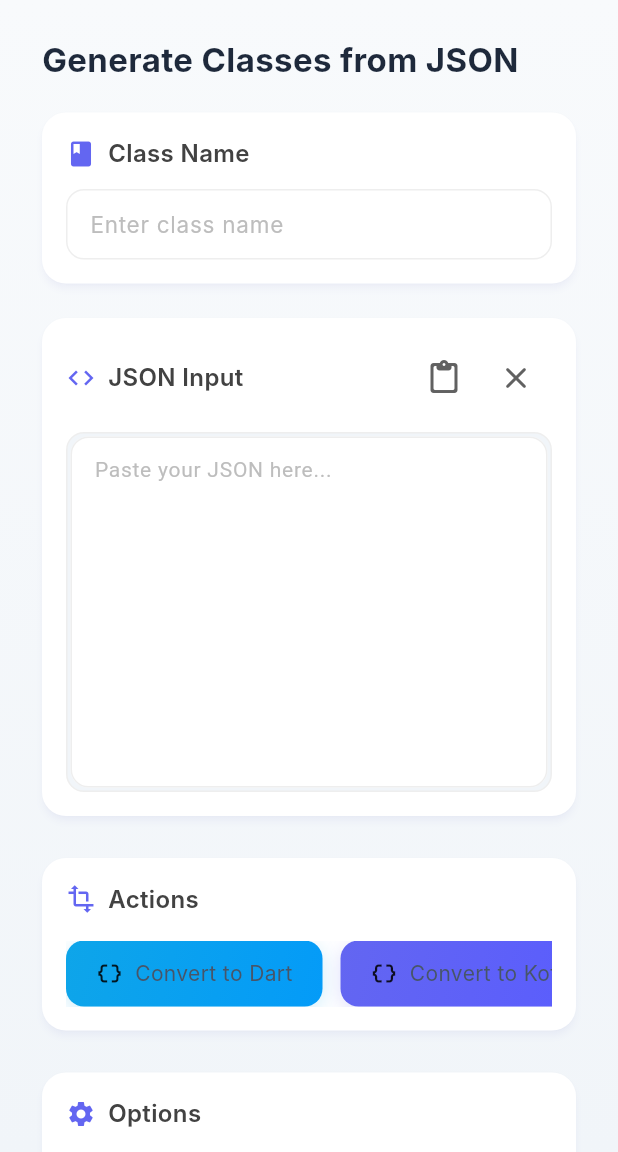
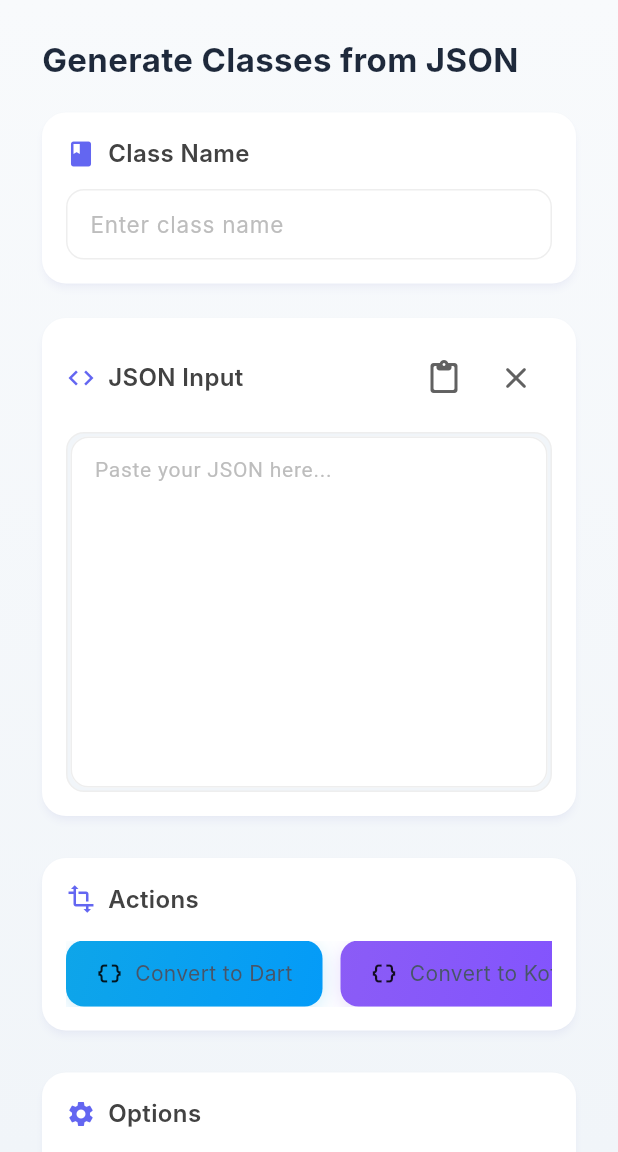
Before and after one commit to moriesdeo/convert_json_to_dart, a Flutter app: the screen it shows after launch, on a phone screen of 412 x 824 dp, the part 84-1236 px from its top. Run offline on Flutter 3.47's test engine with Material 3 defaults, Android fonts, the phone set to English and light mode, and no system bars; missing offline and left inert: flutter_json_viewer; Roboto replaces fonts that are missing (Inter, JetBrains Mono).

Commit message:
**Updated application theme and dependency versions**
- Enhanced the application theme with new colors, typography, and input styles.
- Upgraded `pubspec.lock` dependencies for compatibility and performance.

```diff
--- a/lib/component/SingleChoiceCheckBoxList.dart
+++ b/lib/component/SingleChoiceCheckBoxList.dart
@@ -1,5 +1,4 @@
 import 'package:flutter/material.dart';
-import '../constants/app_colors.dart';
 
 class SingleChoiceCheckBoxList extends StatefulWidget {
   final List<String> options;
@@ -39,10 +38,10 @@ class _SingleChoiceCheckBoxListState extends State<SingleChoiceCheckBoxList> {
               duration: const Duration(milliseconds: 200),
               curve: Curves.easeInOut,
               decoration: BoxDecoration(
-                color: isSelected ? AppColors.primary.withOpacity(0.08) : AppColors.cardBackground,
+                color: isSelected ? const Color(0xFF6366F1).withOpacity(0.08) : Colors.white,
                 border: Border.all(
                   color: isSelected
-                      ? AppColors.primary
+                      ? const Color(0xFF6366F1)
                       : Colors.grey.shade300,
                   width: isSelected ? 2 : 1,
                 ),
@@ -50,7 +49,7 @@ class _SingleChoiceCheckBoxListState extends State<SingleChoiceCheckBoxList> {
                 boxShadow: [
                   if (isSelected)
                     BoxShadow(
-                      color: AppColors.primary.withOpacity(0.12),
+                      color: const Color(0xFF6366F1).withOpacity(0.12),
                       blurRadius: 8,
                       offset: const Offset(0, 2),
                     ),
@@ -69,12 +68,12 @@ class _SingleChoiceCheckBoxListState extends State<SingleChoiceCheckBoxList> {
                       shape: BoxShape.circle,
                       border: Border.all(
                         color: isSelected
-                            ? AppColors.primary
+                            ? const Color(0xFF6366F1)
                             : Colors.grey.shade400,
                         width: 2,
                       ),
                       color: isSelected
-                          ? AppColors.primary
+                          ? const Color(0xFF6366F1)
                           : Colors.transparent,
                     ),
                     child: isSelected
@@ -90,8 +89,8 @@ class _SingleChoiceCheckBoxListState extends State<SingleChoiceCheckBoxList> {
                       fontWeight: isSelected ? FontWeight.bold : FontWeight.w500,
                       fontSize: 15,
                       color: isSelected
-                          ? AppColors.primary
-                          : AppColors.bodyText,
+                          ? const Color(0xFF6366F1)
+                          : const Color(0xFF334155),
                       letterSpacing: 0.2,
                     ),
                   ),
--- a/lib/home_page.dart
+++ b/lib/home_page.dart
@@ -10,7 +10,6 @@ import 'package:flutter/material.dart';
 import 'package:flutter/services.dart';
 
 import 'component/SingleChoiceCheckBoxList.dart';
-import 'constants/app_colors.dart';
 import 'json_to_dart.dart';
 
 class MyHomePage extends StatefulWidget {
@@ -111,12 +110,12 @@ class _MyHomePageState extends State<MyHomePage> {
   @override
   Widget build(BuildContext context) {
     return Scaffold(
-        backgroundColor: AppColors.scaffoldBackground,
+        backgroundColor: const Color(0xFFF8FAFC),
         appBar: AppBar(
           flexibleSpace: Container(
             decoration: const BoxDecoration(
               gradient: LinearGradient(
-                colors: AppColors.primaryGradient,
+                colors: [Color(0xFF6366F1), Color(0xFF8B5CF6)],
                 begin: Alignment.topLeft,
                 end: Alignment.bottomRight,
               ),
@@ -167,8 +166,8 @@ class _MyHomePageState extends State<MyHomePage> {
                 begin: Alignment.topCenter,
                 end: Alignment.bottomCenter,
                 colors: [
-                  AppColors.scaffoldBackground,
-                  AppColors.inputBackground,
+                  Color(0xFFF8FAFC),
+                  Color(0xFFF1F5F9),
                 ],
               ),
             ),
@@ -186,7 +185,7 @@ class _MyHomePageState extends State<MyHomePage> {
                         style: TextStyle(
                           fontSize: 22,
                           fontWeight: FontWeight.bold,
-                          color: AppColors.titleText,
+                          color: Color(0xFF1E293B),
                         ),
                       ),
                     ),
@@ -202,7 +201,7 @@ class _MyHomePageState extends State<MyHomePage> {
                             Row(
                               children: [
                                 const Icon(Icons.class_,
-                                    size: 20, color: AppColors.primary),
+                                    size: 20, color: Color(0xFF6366F1)),
                                 const SizedBox(width: 8),
                                 Text(
                                   'Class Name',
@@ -237,7 +236,7 @@ class _MyHomePageState extends State<MyHomePage> {
                                 Row(
                                   children: [
                                     const Icon(Icons.code,
-                                        size: 20, color: AppColors.primary),
+                                        size: 20, color: Color(0xFF6366F1)),
                                     const SizedBox(width: 8),
                                     Text(
                                       'JSON Input',
@@ -272,7 +271,7 @@ class _MyHomePageState extends State<MyHomePage> {
                             const SizedBox(height: 12),
                             Container(
                               decoration: BoxDecoration(
-                                color: AppColors.inputBackground,
+                                color: const Color(0xFFF1F5F9),
                                 borderRadius: BorderRadius.circular(12),
                                 border: Border.all(color: Colors.grey.shade200),
                               ),
@@ -305,7 +304,7 @@ class _MyHomePageState extends State<MyHomePage> {
                             Row(
                               children: [
                                 const Icon(Icons.settings,
-                                    size: 20, color: AppColors.primary),
+                                    size: 20, color: Color(0xFF6366F1)),
                                 const SizedBox(width: 8),
                                 Text(
                                   'Options',
@@ -342,7 +341,7 @@ class _MyHomePageState extends State<MyHomePage> {
                             Row(
                               children: [
                                 const Icon(Icons.search,
-                                    size: 20, color: AppColors.primary),
+                                    size: 20, color: Color(0xFF6366F1)),
                                 const SizedBox(width: 8),
                                 Text(
                                   'Search Result',
@@ -360,7 +359,7 @@ class _MyHomePageState extends State<MyHomePage> {
                                 Expanded(
                                   child: Container(
                                     decoration: BoxDecoration(
-                                      color: AppColors.inputBackground,
+                                      color: const Color(0xFFF1F5F9),
                                       borderRadius: BorderRadius.circular(12),
                                       border: Border.all(
                                           color: Colors.grey.shade200),
@@ -440,7 +439,36 @@ class _MyHomePageState extends State<MyHomePage> {
       style: TextStyle(
         fontFamily: codeStyle ? 'JetBrains Mono' : 'Inter',
         fontSize: codeStyle ? 14 : 15,
-        color: AppColors.titleText,
+        color: const Color(0xFF1E293B),
+      ),
+    );
+  }
+
+  Widget _buildModernIconButton(
+      IconData icon, VoidCallback onPressed, String tooltip) {
+    return MouseRegion(
+      cursor: SystemMouseCursors.click,
+      child: Material(
+        color: Colors.transparent,
+        child: Ink(
+          decoration: BoxDecoration(
+            color: Colors.white,
+            borderRadius: BorderRadius.circular(10),
+            boxShadow: [
+              BoxShadow(
+                color: Colors.grey.withOpacity(0.10),
+                blurRadius: 6,
+                offset: const Offset(0, 2),
+              ),
+            ],
+          ),
+          child: IconButton(
+            icon: Icon(icon, color: Colors.blueGrey.shade700),
+            onPressed: onPressed,
+            tooltip: tooltip,
+            splashRadius: 22,
+          ),
+        ),
       ),
     );
   }
@@ -456,7 +484,7 @@ class _MyHomePageState extends State<MyHomePage> {
           children: [
             Row(
               children: [
-                const Icon(Icons.transform, size: 20, color: AppColors.primary),
+                const Icon(Icons.transform, size: 20, color: Color(0xFF6366F1)),
                 const SizedBox(width: 8),
                 Text(
                   'Actions',
@@ -476,7 +504,7 @@ class _MyHomePageState extends State<MyHomePage> {
                   CustomElevatedButton(
                     onPressed: _convertJsonToDart,
                     text: 'Convert to Dart',
-                    backgroundColor: AppColors.syntaxKeyword,
+                    backgroundColor: const Color(0xFF0EA5E9),
                     child: const Row(
                       children: [
                         Icon(Icons.data_object, size: 18),
@@ -489,7 +517,7 @@ class _MyHomePageState extends State<MyHomePage> {
                   CustomElevatedButton(
                     onPressed: _convertJsonToKotlin,
                     text: 'Convert to Kotlin',
-                    backgroundColor: AppColors.focusBorder,
+                    backgroundColor: const Color(0xFF8B5CF6),
                     child: const Row(
                       children: [
                         Icon(Icons.data_object, size: 18),
@@ -502,7 +530,7 @@ class _MyHomePageState extends State<MyHomePage> {
                   CustomElevatedButton(
                     onPressed: _convertJsonToJava,
                     text: 'Convert to Java',
-                    backgroundColor: AppColors.syntaxDefault,
+                    backgroundColor: const Color(0xFFF97316),
                     child: const Row(
                       children: [
                         Icon(Icons.data_object, size: 18),
@@ -515,7 +543,7 @@ class _MyHomePageState extends State<MyHomePage> {
                   CustomElevatedButton(
                     onPressed: _copyToClipboard,
                     text: 'Copy Result',
-                    backgroundColor: AppColors.focusBorder,
+                    backgroundColor: const Color(0xFF6366F1),
                     child: const Row(
                       children: [
                         Icon(Icons.copy, size: 18),
@@ -528,7 +556,7 @@ class _MyHomePageState extends State<MyHomePage> {
                   CustomElevatedButton(
                     onPressed: () => navigateToScreen(
                         context, '', (_) => const JsonFormatterPage()),
-                    backgroundColor: AppColors.secondary,
+                    backgroundColor: const Color(0xFFEC4899),
                     text: 'JSON Formatter',
                     child: const Row(
                       children: [
@@ -542,7 +570,7 @@ class _MyHomePageState extends State<MyHomePage> {
                   CustomElevatedButton(
                     onPressed: () => navigateToScreen(
                         context, '', (_) => const CompareJson()),
-                    backgroundColor: AppColors.syntaxType,
+                    backgroundColor: const Color(0xFFEC4899),
                     text: 'JSON Compare',
                     child: const Row(
                       children: [
@@ -576,7 +604,7 @@ class _MyHomePageState extends State<MyHomePage> {
               children: [
                 Row(
                   children: [
-                    const Icon(Icons.code, size: 20, color: AppColors.primary),
+                    const Icon(Icons.code, size: 20, color: Color(0xFF6366F1)),
                     const SizedBox(width: 8),
                     Text(
                       'Generated Code',
@@ -589,7 +617,7 @@ class _MyHomePageState extends State<MyHomePage> {
                   ],
                 ),
                 IconButton(
-                  icon: const Icon(Icons.copy, color: AppColors.primary),
+                  icon: const Icon(Icons.copy, color: Color(0xFF6366F1)),
                   onPressed: _copyToClipboard,
                   tooltip: 'Copy to clipboard',
                   splashRadius: 20,
@@ -599,7 +627,7 @@ class _MyHomePageState extends State<MyHomePage> {
             const Divider(),
             Container(
               decoration: BoxDecoration(
-                color: AppColors.scaffoldBackground,
+                color: const Color(0xFFF8FAFC),
                 borderRadius: BorderRadius.circular(12),
                 border: Border.all(color: Colors.grey.shade200),
               ),
@@ -634,21 +662,21 @@ class _MyHomePageState extends State<MyHomePage> {
   TextStyle _getTextStyleForWord(String word) {
     if (_isClassName(word)) {
       return const TextStyle(
-          color: AppColors.primary, fontWeight: FontWeight.w600);
+          color: Color(0xFF6366F1), fontWeight: FontWeight.w600);
     } else if (_isType(word)) {
       return const TextStyle(
-          color: AppColors.syntaxType,
+          color: Color(0xFFD946EF),
           fontStyle: FontStyle.italic,
           fontWeight: FontWeight.w600);
     } else if (_isParameter(word)) {
       return const TextStyle(
-          color: AppColors.syntaxParameter, fontWeight: FontWeight.w600);
+          color: Color(0xFF334155), fontWeight: FontWeight.w600);
     } else if (_isKeyword(word)) {
       return const TextStyle(
-          color: AppColors.syntaxKeyword, fontWeight: FontWeight.w600);
+          color: Color(0xFF0EA5E9), fontWeight: FontWeight.w600);
     } else {
       return const TextStyle(
-          color: AppColors.syntaxDefault, fontWeight: FontWeight.w600);
+          color: Color(0xFFF97316), fontWeight: FontWeight.w600);
     }
   }
 
--- a/lib/my_app.dart
+++ b/lib/my_app.dart
@@ -1,6 +1,5 @@
 import 'package:flutter/material.dart';
 
-import 'constants/app_colors.dart';
 import 'home_page.dart';
 
 class MyApp extends StatelessWidget {
@@ -13,20 +12,20 @@ class MyApp extends StatelessWidget {
       theme: ThemeData(
         fontFamily: 'Inter',
         colorScheme: ColorScheme.fromSeed(
-          seedColor: AppColors.primary,
+          seedColor: const Color(0xFF6366F1),
           brightness: Brightness.light,
-          primary: AppColors.primary,
-          secondary: AppColors.secondary,
+          primary: const Color(0xFF6366F1),
+          secondary: const Color(0xFFEC4899),
         ),
-        scaffoldBackgroundColor: AppColors.scaffoldBackground,
+        scaffoldBackgroundColor: const Color(0xFFF8FAFC),
         useMaterial3: true,
         appBarTheme: const AppBarTheme(
-          backgroundColor: AppColors.cardBackground,
+          backgroundColor: Colors.white,
           elevation: 0.5,
           centerTitle: true,
-          iconTheme: IconThemeData(color: AppColors.icon),
+          iconTheme: IconThemeData(color: Color(0xFF334155)),
           titleTextStyle: TextStyle(
-            color: AppColors.titleText,
+            color: Color(0xFF1E293B),
             fontWeight: FontWeight.bold,
             fontSize: 20,
             fontFamily: 'Inter',
@@ -36,8 +35,8 @@ class MyApp extends StatelessWidget {
           headlineMedium: TextStyle(fontWeight: FontWeight.w700),
           titleLarge: TextStyle(fontWeight: FontWeight.w600),
           titleMedium: TextStyle(fontWeight: FontWeight.w600),
-          bodyLarge: TextStyle(color: AppColors.bodyText),
-          bodyMedium: TextStyle(color: AppColors.subtitleText),
+          bodyLarge: TextStyle(color: Color(0xFF334155)),
+          bodyMedium: TextStyle(color: Color(0xFF475569)),
         ),
         inputDecorationTheme: InputDecorationTheme(
           contentPadding: const EdgeInsets.symmetric(horizontal: 16, vertical: 16),
@@ -51,18 +50,18 @@ class MyApp extends StatelessWidget {
           ),
           focusedBorder: OutlineInputBorder(
             borderRadius: BorderRadius.circular(12),
-            borderSide: const BorderSide(color: AppColors.focusBorder, width: 2),
+            borderSide: const BorderSide(color: Color(0xFF6366F1), width: 2),
           ),
           filled: true,
-          fillColor: AppColors.cardBackground,
+          fillColor: Colors.white,
           labelStyle: TextStyle(color: Colors.grey.shade700, fontWeight: FontWeight.w500),
-          floatingLabelStyle: const TextStyle(color: AppColors.primary, fontWeight: FontWeight.w600),
+          floatingLabelStyle: const TextStyle(color: Color(0xFF6366F1), fontWeight: FontWeight.w600),
         ),
         cardTheme: CardThemeData(
-          color: AppColors.cardBackground,
+          color: Colors.white,
           elevation: 1,
-          shadowColor: AppColors.primary.withOpacity(0.1),
-          surfaceTintColor: AppColors.cardBackground,
+          shadowColor: const Color(0xFF6366F1).withOpacity(0.1),
+          surfaceTintColor: Colors.white,
           shape: RoundedRectangleBorder(borderRadius: BorderRadius.circular(16)),
         ),
         elevatedButtonTheme: ElevatedButtonThemeData(
@@ -70,12 +69,12 @@ class MyApp extends StatelessWidget {
             elevation: 1,
             padding: const EdgeInsets.symmetric(horizontal: 20, vertical: 15),
             shape: RoundedRectangleBorder(borderRadius: BorderRadius.circular(12)),
-            backgroundColor: AppColors.primary,
+            backgroundColor: const Color(0xFF6366F1),
             foregroundColor: Colors.white,
           ),
         ),
         dividerTheme: const DividerThemeData(
-          color: AppColors.divider,
+          color: Color(0xFFE2E8F0),
           thickness: 1,
           space: 24,
         ),
```
